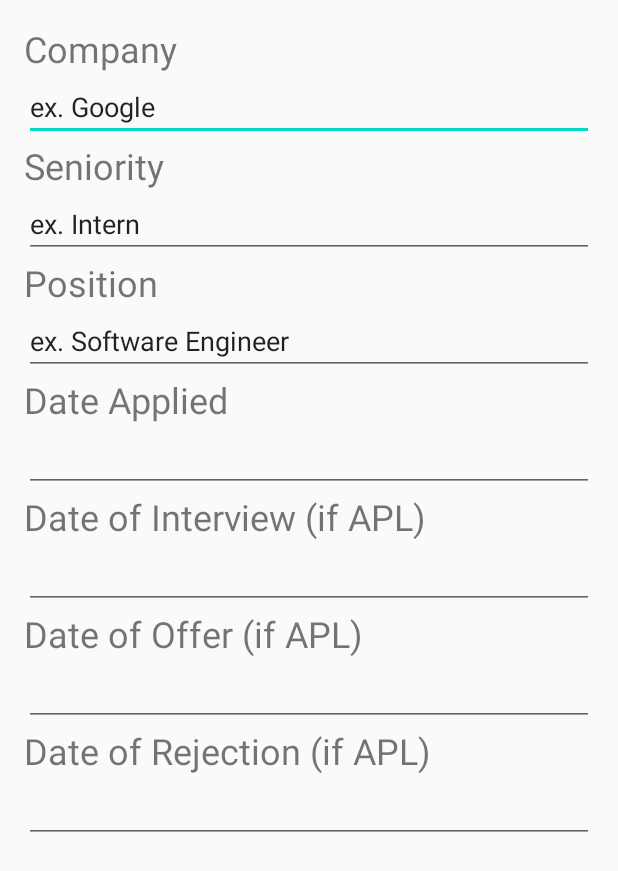
After one commit to hyunjoon99/Applied, an Android app: the layout dialog_application_edit.xml on its own in the app's theme, with its tools: preview values and no code run, on a phone screen of 412 x 824 dp. The commit adds this screen. Shown: the top 871 px of the screen. Run offline under Robolectric (Android 15) with nearby library versions, the phone set to English and light mode, and no system bars.

Commit message:
allowed editing for all dates, getting current date with Date() is broken

```diff
--- a/app/src/main/res/layout/dialog_application_add.xml
+++ b/app/src/main/res/layout/dialog_application_add.xml
@@ -41,7 +41,7 @@
                 android:autofillHints=""
                 android:ems="10"
                 android:inputType="textPersonName"
-                android:text="@string/ex_google"
+                android:hint="@string/ex_google"
                 app:layout_constraintBottom_toBottomOf="parent"
                 app:layout_constraintEnd_toEndOf="parent"
                 app:layout_constraintHorizontal_bias="0.497"
@@ -69,7 +69,7 @@
                 android:autofillHints=""
                 android:ems="10"
                 android:inputType="textPersonName"
-                android:text="@string/ex_intern"
+                android:hint="@string/ex_intern"
                 app:layout_constraintBottom_toBottomOf="parent"
                 app:layout_constraintEnd_toEndOf="parent"
                 app:layout_constraintHorizontal_bias="0.497"
@@ -97,7 +97,7 @@
                 android:autofillHints=""
                 android:ems="10"
                 android:inputType="textPersonName"
-                android:text="@string/ex_software_engineer"
+                android:hint="@string/ex_software_engineer"
                 app:layout_constraintBottom_toBottomOf="parent"
                 app:layout_constraintEnd_toEndOf="parent"
                 app:layout_constraintHorizontal_bias="0.497"
--- /dev/null
+++ b/app/src/main/res/layout/dialog_application_edit.xml
@@ -0,0 +1,137 @@
+<?xml version="1.0" encoding="utf-8"?>
+<androidx.constraintlayout.widget.ConstraintLayout
+    xmlns:android="http://schemas.android.com/apk/res/android"
+    xmlns:app="http://schemas.android.com/apk/res-auto"
+    xmlns:tools="http://schemas.android.com/tools"
+    android:layout_width="match_parent"
+    android:layout_height="match_parent"
+    android:paddingLeft="16dp"
+    android:paddingRight="16dp"
+    android:paddingTop="16dp"
+    android:paddingBottom="16dp">
+
+    <ScrollView
+        android:layout_width="match_parent"
+        android:layout_height="match_parent">
+
+        <LinearLayout
+            android:layout_width="match_parent"
+            android:layout_height="wrap_content"
+            android:orientation="vertical">
+
+            <!-- Things to scroll -->
+            <TextView
+                android:id="@+id/textViewAppCompany"
+                android:layout_width="match_parent"
+                android:layout_height="wrap_content"
+                android:layout_marginBottom="0dp"
+                android:text="@string/company"
+                android:textSize="24sp" />
+
+            <EditText
+                android:id="@+id/editTextAppCompany"
+                android:layout_width="match_parent"
+                android:layout_height="wrap_content"
+                android:autofillHints=""
+                android:ems="10"
+                android:inputType="textPersonName"
+                android:text="@string/ex_google" />
+
+            <TextView
+                android:id="@+id/textViewAppSeniority"
+                android:layout_width="match_parent"
+                android:layout_height="wrap_content"
+                android:text="@string/seniority"
+                android:textSize="24sp" />
+
+            <EditText
+                android:id="@+id/editTextAppSeniority"
+                android:layout_width="match_parent"
+                android:layout_height="wrap_content"
+                android:autofillHints=""
+                android:ems="10"
+                android:inputType="textPersonName"
+                android:text="@string/ex_intern" />
+
+            <TextView
+                android:id="@+id/textViewAppPosition"
+                android:layout_width="match_parent"
+                android:layout_height="wrap_content"
+                android:text="@string/position"
+                android:textSize="24sp" />
+
+            <EditText
+                android:id="@+id/editTextAppPosition"
+                android:layout_width="match_parent"
+                android:layout_height="wrap_content"
+                android:autofillHints=""
+                android:ems="10"
+                android:inputType="textPersonName"
+                android:text="@string/ex_software_engineer" />
+
+            <TextView
+                android:id="@+id/textViewAppliedDate"
+                android:layout_width="match_parent"
+                android:layout_height="wrap_content"
+                android:text="@string/date_applied"
+                android:textSize="24sp" />
+
+            <EditText
+                android:id="@+id/editTextAppliedDate"
+                android:layout_width="match_parent"
+                android:layout_height="wrap_content"
+                android:autofillHints=""
+                android:ems="10"
+                android:inputType="date" />
+
+            <TextView
+                android:id="@+id/textViewIntervewDate"
+                android:layout_width="match_parent"
+                android:layout_height="wrap_content"
+                android:text="@string/interview_date"
+                android:textSize="24sp" />
+
+            <EditText
+                android:id="@+id/editTextInterviewDate"
+                android:layout_width="match_parent"
+                android:layout_height="wrap_content"
+                android:autofillHints=""
+                android:ems="10"
+                android:inputType="date" />
+
+            <TextView
+                android:id="@+id/textViewOfferDate"
+                android:layout_width="match_parent"
+                android:layout_height="wrap_content"
+                android:text="@string/offer_date"
+                android:textSize="24sp" />
+
+            <EditText
+                android:id="@+id/editTextOfferDate"
+                android:layout_width="match_parent"
+                android:layout_height="wrap_content"
+                android:autofillHints=""
+                android:ems="10"
+                android:inputType="date" />
+
+            <TextView
+                android:id="@+id/textViewRejectDate"
+                android:layout_width="match_parent"
+                android:layout_height="wrap_content"
+                android:text="@string/rejection_date"
+                android:textSize="24sp" />
+
+            <EditText
+                android:id="@+id/editTextRejectDate"
+                android:layout_width="match_parent"
+                android:layout_height="wrap_content"
+                android:autofillHints=""
+                android:ems="10"
+                android:inputType="date" />
+
+
+        </LinearLayout>
+    </ScrollView>
+
+
+</androidx.constraintlayout.widget.ConstraintLayout>
--- a/app/src/main/res/values/strings.xml
+++ b/app/src/main/res/values/strings.xml
@@ -19,8 +19,12 @@
     <string name="ex_google">ex. Google</string>
     <string name="Applied">Applied</string>
     <string name="Interviews">Interviews</string>
-    <string name="Offered">Offer Recieved</string>
+    <string name="Offered">Offer Received</string>
     <string name="Rejected">Rejected :(</string>
+    <string name="date_applied">Date Applied</string>
+    <string name="interview_date">Date of Interview (if APL)</string>
+    <string name="offer_date">Date of Offer (if APL)</string>
+    <string name="rejection_date">Date of Rejection (if APL)</string>
 
 
 </resources>
```
Also changed, not shown: app/src/main/java/com/example/applied/MainActivity.kt (+48 -10 lines), app/src/main/res/layout/item_application.xml (+1 -13 lines), 1 other file.
